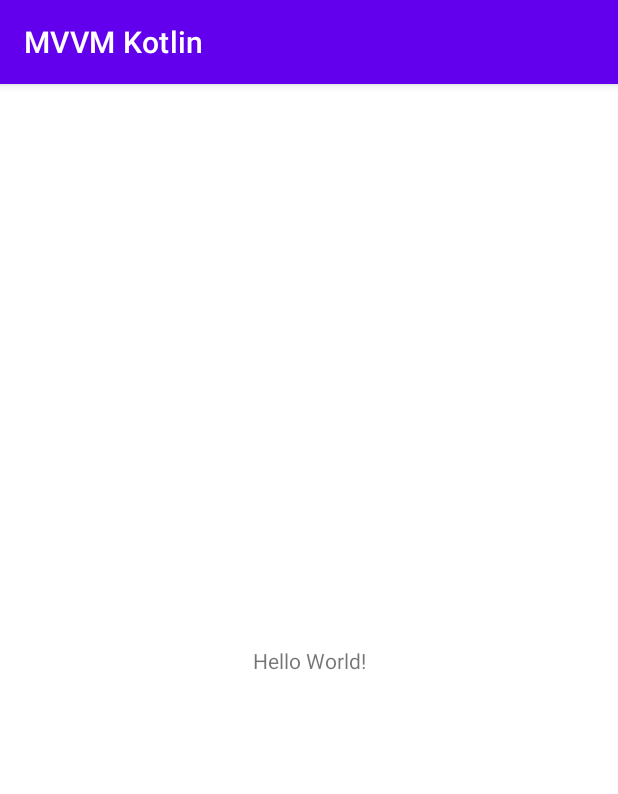
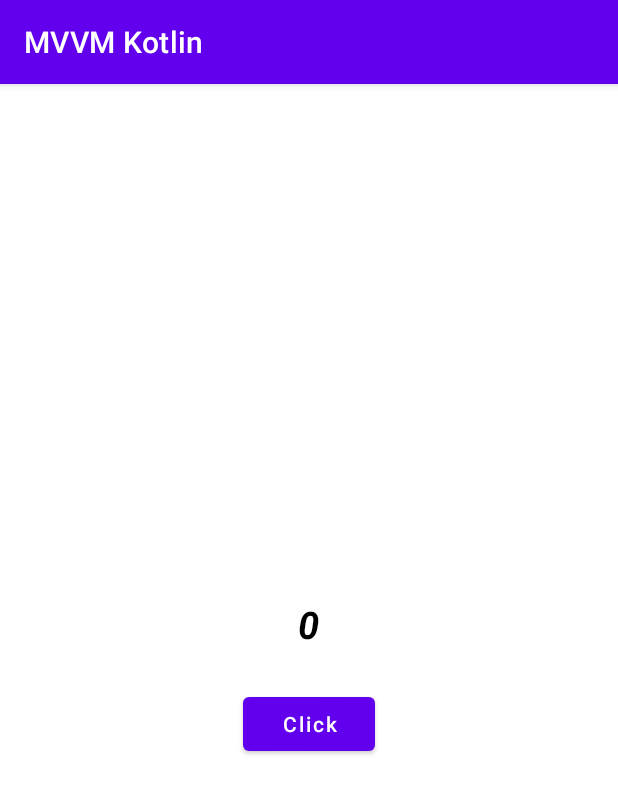
Before and after one commit to VinayTShetty/Mvvm-Android-Kotlin, an Android app: the screen it shows after launch (MainActivity), on a phone screen of 412 x 824 dp. Shown: the top 794 px of the screen. Run offline under Robolectric (Android 15) with nearby library versions, the phone set to English and light mode, and no system bars.

Commit message:
ViewModelFactory Demo Working Code.

```diff
--- a/MVVM_Kotlin/app/build.gradle
+++ b/MVVM_Kotlin/app/build.gradle
@@ -5,12 +5,12 @@ plugins {
 
 android {
     namespace 'com.example.mvvmkotlin'
-    compileSdk 32
+    compileSdk 33
 
     defaultConfig {
         applicationId "com.example.mvvmkotlin"
         minSdk 21
-        targetSdk 32
+        targetSdk 33
         versionCode 1
         versionName "1.0"
 
@@ -41,4 +41,12 @@ dependencies {
     testImplementation 'junit:junit:4.13.2'
     androidTestImplementation 'androidx.test.ext:junit:1.1.4'
     androidTestImplementation 'androidx.test.espresso:espresso-core:3.5.0'
+
+    /**
+     * Link:- https://developer.android.com/jetpack/androidx/releases/lifecycle#groovy
+     */
+    def lifecycle_version = "2.6.1"
+    implementation "androidx.lifecycle:lifecycle-viewmodel-ktx:$lifecycle_version"
+    // LiveData
+    implementation "androidx.lifecycle:lifecycle-livedata-ktx:$lifecycle_version"
 }
--- a/MVVM_Kotlin/app/src/main/java/com/example/mvvmkotlin/MainActivity.kt
+++ b/MVVM_Kotlin/app/src/main/java/com/example/mvvmkotlin/MainActivity.kt
@@ -2,10 +2,30 @@ package com.example.mvvmkotlin
 
 import androidx.appcompat.app.AppCompatActivity
 import android.os.Bundle
+import android.widget.Button
+import android.widget.TextView
+import androidx.lifecycle.Observer
+import androidx.lifecycle.ViewModelProvider
 
 class MainActivity : AppCompatActivity() {
+    private lateinit var myViewModel: MyViewModel
+   lateinit var  counter_textView:TextView
+    lateinit var counter_button:Button
+
     override fun onCreate(savedInstanceState: Bundle?) {
         super.onCreate(savedInstanceState)
         setContentView(R.layout.activity_main)
+
+        counter_textView = findViewById<TextView>(R.id.textview_countter)
+       counter_button = findViewById<Button>(R.id.button_click)
+        myViewModel = ViewModelProvider(this).get(MyViewModel::class.java)
+
+        myViewModel.getCounter().observe(this, Observer { count ->
+            counter_textView.text = count.toString()
+        })
+
+        counter_button.setOnClickListener {
+            myViewModel.incrementCounter()
+        }
     }
 }
--- /dev/null
+++ b/MVVM_Kotlin/app/src/main/java/com/example/mvvmkotlin/MyViewModel.kt
@@ -0,0 +1,20 @@
+package com.example.mvvmkotlin
+
+import androidx.lifecycle.MutableLiveData
+import androidx.lifecycle.ViewModel
+
+class MyViewModel:ViewModel(){
+    private var counter = MutableLiveData<Int>()
+
+    init {
+        counter.value = 0
+    }
+
+    fun getCounter(): MutableLiveData<Int> {
+        return counter
+    }
+
+    fun incrementCounter() {
+        counter.value = counter.value?.plus(1)
+    }
+}
--- a/MVVM_Kotlin/app/src/main/res/layout/activity_main.xml
+++ b/MVVM_Kotlin/app/src/main/res/layout/activity_main.xml
@@ -1,18 +1,31 @@
 <?xml version="1.0" encoding="utf-8"?>
-<androidx.constraintlayout.widget.ConstraintLayout xmlns:android="http://schemas.android.com/apk/res/android"
+<LinearLayout
+    xmlns:android="http://schemas.android.com/apk/res/android"
     xmlns:app="http://schemas.android.com/apk/res-auto"
     xmlns:tools="http://schemas.android.com/tools"
     android:layout_width="match_parent"
     android:layout_height="match_parent"
-    tools:context=".MainActivity">
+    tools:context=".MainActivity"
+    android:orientation="vertical"
+    android:gravity="center">
 
     <TextView
         android:layout_width="wrap_content"
         android:layout_height="wrap_content"
+        android:id="@+id/textview_countter"
         android:text="Hello World!"
-        app:layout_constraintBottom_toBottomOf="parent"
-        app:layout_constraintEnd_toEndOf="parent"
-        app:layout_constraintStart_toStartOf="parent"
-        app:layout_constraintTop_toTopOf="parent" />
+        android:textSize="25dp"
+        android:textStyle="bold|italic"
+        android:layout_margin="25dp"
+        android:textColor="@color/black"
+        />
 
-</androidx.constraintlayout.widget.ConstraintLayout>
+    <Button
+        android:id="@+id/button_click"
+        android:layout_width="wrap_content"
+        android:layout_height="wrap_content"
+        android:text="Click"
+        android:textAllCaps="false"
+        >
+    </Button>
+</LinearLayout>
--- a/MVVM_Kotlin/build.gradle
+++ b/MVVM_Kotlin/build.gradle
@@ -2,5 +2,5 @@
 plugins {
     id 'com.android.application' version '7.3.1' apply false
     id 'com.android.library' version '7.3.1' apply false
-    id 'org.jetbrains.kotlin.android' version '1.7.20' apply false
+    id 'org.jetbrains.kotlin.android' version '1.8.0' apply false
 }
```
